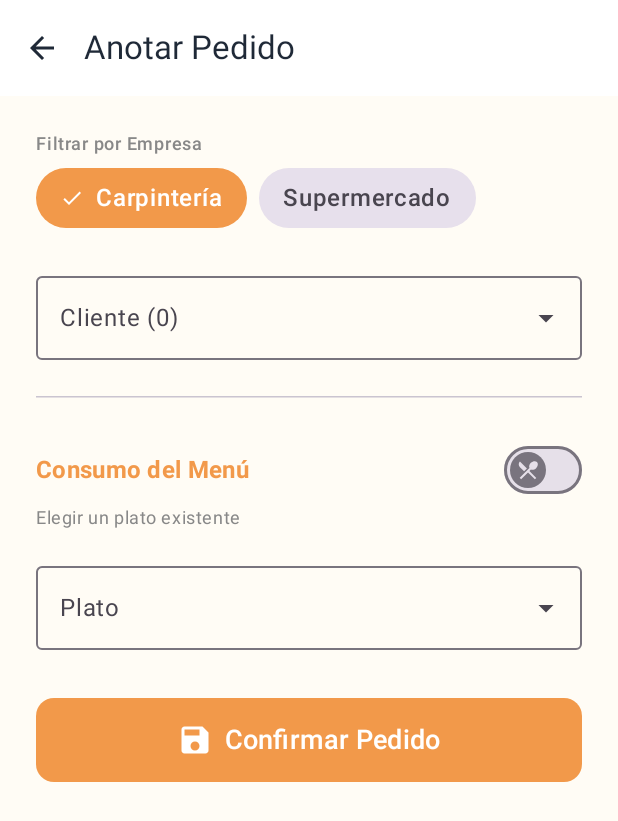
After one commit to maisimo365/PagosYa, an Android app built with Jetpack Compose: the composable RegisterDebtScreen called with empty values, on a phone screen of 412 x 824 dp. The commit adds this screen. Shown: the top 821 px of the screen. Run offline under Robolectric (Android 15) with nearby library versions, the phone set to English and light mode, and no system bars; libraries missing offline, so code that uses them is left out: io.github.jan.supabase; 2 statements that could not run were skipped.

Commit message:
feat: Se agrego funcionalidad a Anotar Platos.

```diff
--- /dev/null
+++ b/app/src/main/java/com/example/serviciocobros/ui/home/RegisterDebtScreen.kt
@@ -0,0 +1,364 @@
+package com.example.serviciocobros.ui.home
+
+import android.widget.Toast
+import androidx.compose.foundation.layout.*
+import androidx.compose.foundation.rememberScrollState
+import androidx.compose.foundation.shape.CircleShape
+import androidx.compose.foundation.shape.RoundedCornerShape
+import androidx.compose.foundation.text.KeyboardOptions
+import androidx.compose.foundation.verticalScroll
+import androidx.compose.material.icons.Icons
+import androidx.compose.material.icons.automirrored.filled.ArrowBack
+import androidx.compose.material.icons.filled.AddShoppingCart
+import androidx.compose.material.icons.filled.Check
+import androidx.compose.material.icons.filled.RestaurantMenu
+import androidx.compose.material.icons.filled.Save
+import androidx.compose.material3.*
+import androidx.compose.material3.pulltorefresh.PullToRefreshBox
+import androidx.compose.material3.pulltorefresh.rememberPullToRefreshState
+import androidx.compose.runtime.*
+import androidx.compose.ui.Alignment
+import androidx.compose.ui.Modifier
+import androidx.compose.ui.graphics.Color
+import androidx.compose.ui.platform.LocalContext
+import androidx.compose.ui.text.font.FontWeight
+import androidx.compose.ui.text.input.KeyboardType
+import androidx.compose.ui.unit.dp
+import androidx.compose.ui.unit.sp
+import com.example.serviciocobros.data.SupabaseClient
+import com.example.serviciocobros.data.model.DeudaInsert
+import com.example.serviciocobros.data.model.Plato
+import com.example.serviciocobros.data.model.Usuario
+import kotlinx.coroutines.launch
+
+@OptIn(ExperimentalMaterial3Api::class)
+@Composable
+fun RegisterDebtScreen(
+    idRegistrador: Long,
+    onBack: () -> Unit,
+    onSuccess: () -> Unit
+) {
+    val context = LocalContext.current
+    val scope = rememberCoroutineScope()
+
+    var todosLosClientes by remember { mutableStateOf<List<Usuario>>(emptyList()) }
+    var platos by remember { mutableStateOf<List<Plato>>(emptyList()) }
+    var isLoadingDatos by remember { mutableStateOf(true) }
+
+    var isRefreshing by remember { mutableStateOf(false) }
+    val pullState = rememberPullToRefreshState()
+
+    var filtroEmpresa by remember { mutableStateOf("Carpinteria") }
+    var esConsumoExtra by remember { mutableStateOf(false) }
+
+    var selectedCliente by remember { mutableStateOf<Usuario?>(null) }
+    var expandedCliente by remember { mutableStateOf(false) }
+
+    var selectedPlato by remember { mutableStateOf<Plato?>(null) }
+    var expandedPlato by remember { mutableStateOf(false) }
+
+    var descripcion by remember { mutableStateOf("") }
+    var montoManual by remember { mutableStateOf("") }
+    var isSaving by remember { mutableStateOf(false) }
+
+    fun cargarDatos() {
+        scope.launch {
+            val clientesFrescos = SupabaseClient.obtenerClientes()
+            val platosFrescos = SupabaseClient.obtenerPlatos()
+
+            todosLosClientes = clientesFrescos
+            platos = platosFrescos
+
+            isLoadingDatos = false
+            isRefreshing = false
+        }
+    }
+
+    LaunchedEffect(Unit) {
+        cargarDatos()
+    }
+
+    val clientesFiltrados = remember(todosLosClientes, filtroEmpresa) {
+        todosLosClientes.filter {
+            it.empresa?.contains(filtroEmpresa, ignoreCase = true) == true
+        }
+    }
+
+    Scaffold(
+        topBar = {
+            TopAppBar(
+                title = { Text("Anotar Pedido") },
+                navigationIcon = {
+                    IconButton(onClick = onBack) {
+                        Icon(Icons.AutoMirrored.Filled.ArrowBack, contentDescription = null)
+                    }
+                }
+            )
+        }
+    ) { padding ->
+        PullToRefreshBox(
+            modifier = Modifier.padding(padding).fillMaxSize(),
+            state = pullState,
+            isRefreshing = isRefreshing,
+            onRefresh = {
+                isRefreshing = true
+                cargarDatos()
+            }
+        ) {
+            Box(modifier = Modifier.fillMaxSize()) {
+                if (isLoadingDatos && !isRefreshing) {
+                    CircularProgressIndicator(modifier = Modifier.align(Alignment.Center))
+                } else {
+                    Column(
+                        modifier = Modifier
+                            .fillMaxSize()
+                            .verticalScroll(rememberScrollState())
+                            .padding(24.dp)
+                    ) {
+                        Text("Filtrar por Empresa", style = MaterialTheme.typography.labelMedium, color = Color.Gray)
+                        Spacer(modifier = Modifier.height(8.dp))
+                        Row(
+                            modifier = Modifier.fillMaxWidth(),
+                            horizontalArrangement = Arrangement.spacedBy(8.dp)
+                        ) {
+                            FilterChipEmpresa(
+                                label = "Carpintería",
+                                selected = filtroEmpresa == "Carpinteria",
+                                onClick = { filtroEmpresa = "Carpinteria"; selectedCliente = null }
+                            )
+                            FilterChipEmpresa(
+                                label = "Supermercado",
+                                selected = filtroEmpresa == "Supermercado",
+                                onClick = { filtroEmpresa = "Supermercado"; selectedCliente = null }
+                            )
+                        }
+
+                        Spacer(modifier = Modifier.height(24.dp))
+
+                        ExposedDropdownMenuBox(
+                            expanded = expandedCliente,
+                            onExpandedChange = { expandedCliente = !expandedCliente }
+                        ) {
+                            OutlinedTextField(
+                                value = selectedCliente?.nombre ?: "",
+                                onValueChange = {},
+                                readOnly = true,
+                                label = { Text("Cliente (${clientesFiltrados.size})") },
+                                placeholder = { Text("Selecciona...") },
+                                trailingIcon = { ExposedDropdownMenuDefaults.TrailingIcon(expanded = expandedCliente) },
+                                modifier = Modifier.menuAnchor().fillMaxWidth(),
+                                colors = OutlinedTextFieldDefaults.colors(
+                                    focusedBorderColor = MaterialTheme.colorScheme.primary,
+                                    focusedLabelColor = MaterialTheme.colorScheme.primary
+                                )
+                            )
+                            ExposedDropdownMenu(
+                                expanded = expandedCliente,
+                                onDismissRequest = { expandedCliente = false }
+                            ) {
+                                if (clientesFiltrados.isEmpty()) {
+                                    DropdownMenuItem(text = { Text("No hay clientes en esta empresa") }, onClick = { expandedCliente = false })
+                                } else {
+                                    clientesFiltrados.forEach { cliente ->
+                                        DropdownMenuItem(
+                                            text = { Text(cliente.nombre, fontWeight = FontWeight.Bold) },
+                                            onClick = { selectedCliente = cliente; expandedCliente = false }
+                                        )
+                                    }
+                                }
+                            }
+                        }
+
+                        Spacer(modifier = Modifier.height(24.dp))
+                        HorizontalDivider()
+                        Spacer(modifier = Modifier.height(24.dp))
+
+                        Row(
+                            verticalAlignment = Alignment.CenterVertically,
+                            modifier = Modifier.fillMaxWidth()
+                        ) {
+                            Text(
+                                text = if (esConsumoExtra) "Consumo Externo" else "Consumo del Menú",
+                                style = MaterialTheme.typography.titleMedium,
+                                fontWeight = FontWeight.Bold,
+                                color = if (esConsumoExtra) Color(0xFFD32F2F) else MaterialTheme.colorScheme.primary
+                            )
+                            Spacer(modifier = Modifier.weight(1f))
+                            Switch(
+                                checked = esConsumoExtra,
+                                onCheckedChange = {
+                                    esConsumoExtra = it
+                                    selectedPlato = null
+                                    montoManual = ""
+                                    descripcion = ""
+                                },
+                                thumbContent = {
+                                    Icon(
+                                        imageVector = if (esConsumoExtra) Icons.Default.AddShoppingCart else Icons.Default.RestaurantMenu,
+                                        contentDescription = null,
+                                        modifier = Modifier.size(16.dp)
+                                    )
+                                }
+                            )
+                        }
+                        Text(
+                            text = if (esConsumoExtra) "Registrar algo que no está en el menú" else "Elegir un plato existente",
+                            style = MaterialTheme.typography.bodySmall,
+                            color = Color.Gray
+                        )
+
+                        Spacer(modifier = Modifier.height(16.dp))
+
+                        if (!esConsumoExtra) {
+                            ExposedDropdownMenuBox(
+                                expanded = expandedPlato,
+                                onExpandedChange = { expandedPlato = !expandedPlato }
+                            ) {
+                                OutlinedTextField(
+                                    value = selectedPlato?.let { "${it.nombre} - Bs. ${it.precio}" } ?: "",
+                                    onValueChange = {},
+                                    readOnly = true,
+                                    label = { Text("Plato") },
+                                    placeholder = { Text("Selecciona el plato") },
+                                    trailingIcon = { ExposedDropdownMenuDefaults.TrailingIcon(expanded = expandedPlato) },
+                                    modifier = Modifier.menuAnchor().fillMaxWidth()
+                                )
+                                ExposedDropdownMenu(
+                                    expanded = expandedPlato,
+                                    onDismissRequest = { expandedPlato = false }
+                                ) {
+                                    platos.forEach { plato ->
+                                        DropdownMenuItem(
+                                            text = {
+                                                Row(Modifier.fillMaxWidth(), horizontalArrangement = Arrangement.SpaceBetween) {
+                                                    Text(plato.nombre)
+                                                    Text("Bs. ${plato.precio}", fontWeight = FontWeight.Bold)
+                                                }
+                                            },
+                                            onClick = { selectedPlato = plato; expandedPlato = false }
+                                        )
+                                    }
+                                }
+                            }
+                        } else {
+                            OutlinedTextField(
+                                value = descripcion,
+                                onValueChange = { descripcion = it },
+                                label = { Text("Descripción (Obligatorio)") },
+                                placeholder = { Text("Ej: Gaseosa 3L, Pan extra...") },
+                                modifier = Modifier.fillMaxWidth(),
+                                isError = descripcion.isBlank()
+                            )
+
+                            Spacer(modifier = Modifier.height(16.dp))
+
+                            OutlinedTextField(
+                                value = montoManual,
+                                onValueChange = { if (it.all { char -> char.isDigit() || char == '.' }) montoManual = it },
+                                label = { Text("Monto (Bs)") },
+                                placeholder = { Text("0.00") },
+                                keyboardOptions = KeyboardOptions(keyboardType = KeyboardType.Decimal),
+                                modifier = Modifier.fillMaxWidth(),
+                                prefix = { Text("Bs. ") }
+                            )
+                        }
+
+                        Spacer(modifier = Modifier.height(32.dp))
+
+                        Button(
+                            onClick = {
+                                if (selectedCliente == null) {
+                                    Toast.makeText(context, "Selecciona un cliente", Toast.LENGTH_SHORT).show()
+                                    return@Button
+                                }
+
+                                val precioFinal: Double
+                                val idPlatoFinal: Long?
+                                val descFinal: String?
+
+                                if (esConsumoExtra) {
+                                    if (descripcion.isBlank() || montoManual.isBlank()) {
+                                        Toast.makeText(context, "Descripción y monto son obligatorios", Toast.LENGTH_SHORT).show()
+                                        return@Button
+                                    }
+                                    precioFinal = montoManual.toDoubleOrNull() ?: 0.0
+                                    idPlatoFinal = null
+                                    descFinal = descripcion
+                                } else {
+                                    if (selectedPlato == null) {
+                                        Toast.makeText(context, "Selecciona un plato", Toast.LENGTH_SHORT).show()
+                                        return@Button
+                                    }
+                                    precioFinal = selectedPlato!!.precio
+                                    idPlatoFinal = selectedPlato!!.id
+                                    descFinal = null
+                                }
+
+                                isSaving = true
+                                scope.launch {
+                                    val nuevaDeuda = DeudaInsert(
+                                        idRegistrador = idRegistrador,
+                                        idConsumidor = selectedCliente!!.id,
+                                        idPlato = idPlatoFinal,
+                                        monto = precioFinal,
+                                        saldoPendiente = precioFinal,
+                                        descripcion = descFinal,
+                                        precioPlatoMoment = precioFinal
+                                    )
+
+                                    val exito = SupabaseClient.registrarDeuda(nuevaDeuda)
+                                    isSaving = false
+
+                                    if (exito) {
+                                        Toast.makeText(context, "Anotado correctamente", Toast.LENGTH_SHORT).show()
+                                        onSuccess()
+                                    } else {
+                                        Toast.makeText(context, "Error al guardar", Toast.LENGTH_LONG).show()
+                                    }
+                                }
+                            },
+                            enabled = !isSaving,
+                            modifier = Modifier.fillMaxWidth().height(56.dp),
+                            shape = RoundedCornerShape(12.dp),
+                            colors = ButtonDefaults.buttonColors(containerColor = MaterialTheme.colorScheme.primary)
+                        ) {
+                            if (isSaving) {
+                                CircularProgressIndicator(color = Color.White, modifier = Modifier.size(24.dp))
+                            } else {
+                                Icon(Icons.Default.Save, contentDescription = null)
+                                Spacer(modifier = Modifier.width(8.dp))
+                                Text("Confirmar Pedido", fontSize = 18.sp)
+                            }
+                        }
+                    }
+                }
+            }
+        }
+    }
+}
+
+@Composable
+fun FilterChipEmpresa(
+    label: String,
+    selected: Boolean,
+    onClick: () -> Unit
+) {
+    Surface(
+        onClick = onClick,
+        shape = CircleShape,
+        color = if (selected) MaterialTheme.colorScheme.primary else MaterialTheme.colorScheme.surfaceVariant,
+        contentColor = if (selected) Color.White else MaterialTheme.colorScheme.onSurfaceVariant,
+        modifier = Modifier.height(40.dp)
+    ) {
+        Row(
+            verticalAlignment = Alignment.CenterVertically,
+            modifier = Modifier.padding(horizontal = 16.dp)
+        ) {
+            if (selected) {
+                Icon(Icons.Default.Check, contentDescription = null, modifier = Modifier.size(16.dp))
+                Spacer(modifier = Modifier.width(8.dp))
+            }
+            Text(text = label, fontWeight = FontWeight.SemiBold)
+        }
+    }
+}
```
Also changed, not shown: app/src/main/java/com/example/serviciocobros/MainActivity.kt (+17 -9 lines), app/src/main/java/com/example/serviciocobros/data/SupabaseClient.kt (+32 -5 lines), app/src/main/java/com/example/serviciocobros/data/model/Deuda.kt (added, +15 -0 lines), app/src/main/java/com/example/serviciocobros/ui/home/AdminDashboardScreen.kt (+8 -4 lines), app/src/main/java/com/example/serviciocobros/ui/home/AdminHomeScreen.kt (+7 -6 lines).
